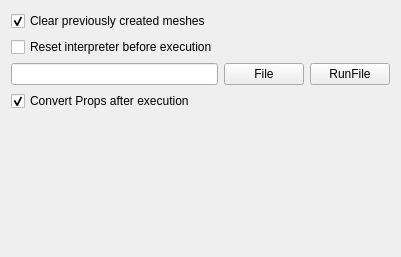
First picture: the form in toolbox.ui, repository TinyTinni/OF_Plugin-PyMesh, before the edit.
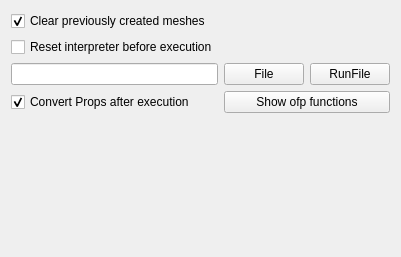
Second picture: the form after the edit.

Commit message: add convenient scripting functions

Diff of the .ui file:
```diff
--- a/toolbox.ui
+++ b/toolbox.ui
@@ -118,6 +118,13 @@
      </property>
     </widget>
    </item>
+   <item row="4" column="1">
+    <widget class="QPushButton" name="pbShowFunctions">
+     <property name="text">
+      <string>Show ofp functions</string>
+     </property>
+    </widget>
+   </item>
   </layout>
  </widget>
  <resources/>
```
The commit also changes 6 other files.
